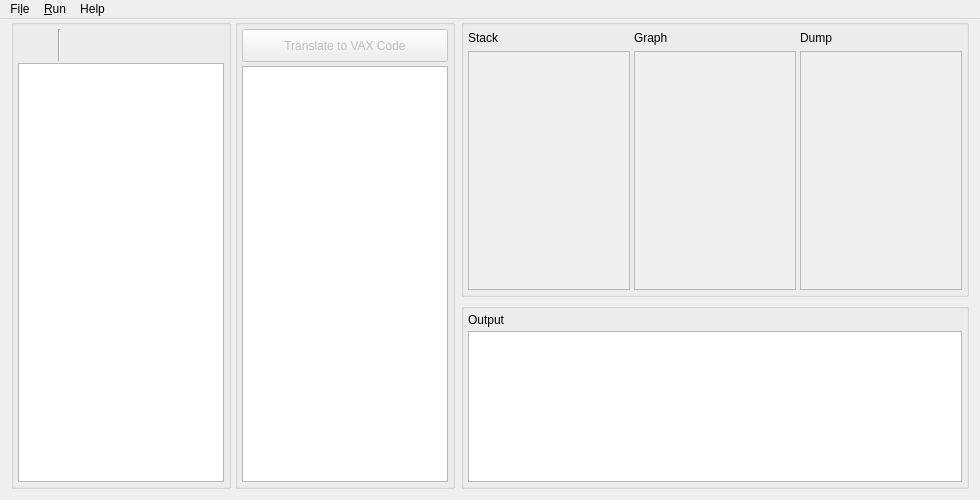
The window that src/Salira/mainwindow.ui (tileMatf/salira) describes before a commit, drawn with Qt 5.
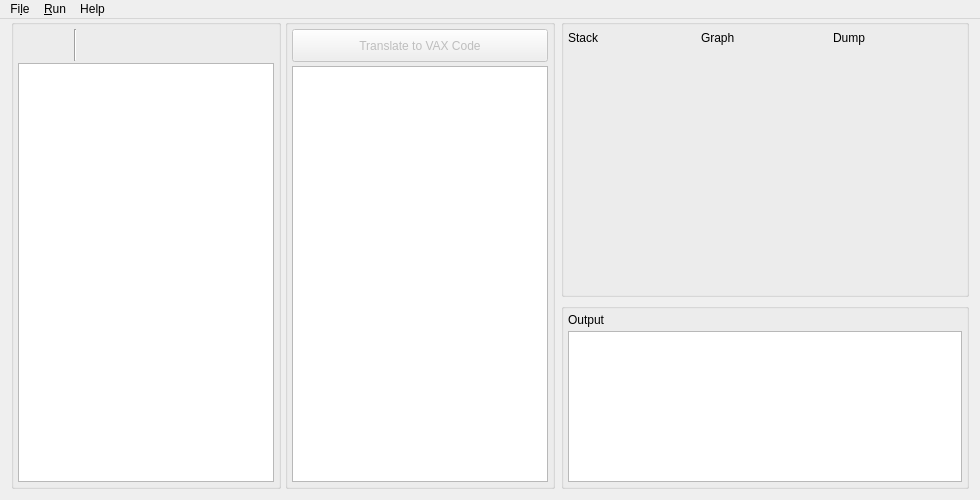
The same window after the commit. Icons and pictures are not drawn.

Commit message: Uradjen deo GUI-a za prikaz trenutnog stanja steka i grafa.

```diff
--- a/src/Salira/mainwindow.ui
+++ b/src/Salira/mainwindow.ui
@@ -53,28 +53,7 @@
          <property name="spacing">
           <number>4</number>
          </property>
-         <item row="1" column="0">
-          <widget class="QTextEdit" name="textEdit_5">
-           <property name="enabled">
-            <bool>false</bool>
-           </property>
-          </widget>
-         </item>
-         <item row="1" column="1">
-          <widget class="QTextEdit" name="textEdit_6">
-           <property name="enabled">
-            <bool>false</bool>
-           </property>
-          </widget>
-         </item>
-         <item row="1" column="2">
-          <widget class="QTextEdit" name="textEdit_7">
-           <property name="enabled">
-            <bool>false</bool>
-           </property>
-          </widget>
-         </item>
-         <item row="0" column="0">
+         <item row="0" column="0" alignment="Qt::AlignTop">
           <widget class="QLabel" name="label_3">
            <property name="minimumSize">
             <size>
@@ -93,7 +72,7 @@
            </property>
           </widget>
          </item>
-         <item row="0" column="1">
+         <item row="0" column="1" alignment="Qt::AlignTop">
           <widget class="QLabel" name="label_4">
            <property name="minimumSize">
             <size>
@@ -112,7 +91,7 @@
            </property>
           </widget>
          </item>
-         <item row="0" column="2">
+         <item row="0" column="2" alignment="Qt::AlignTop">
           <widget class="QLabel" name="label_5">
            <property name="minimumSize">
             <size>
```
Left out of the diff: 23 changed lines with no effect on the pictures. The commit also changes 5 other files.
